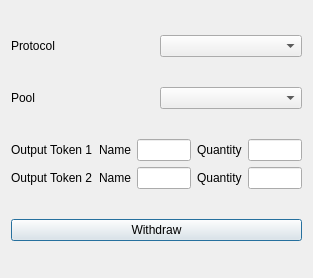
LiquidityProtocol/AMM-Simulator, file Withdrawdialog.ui: the form before one commit.
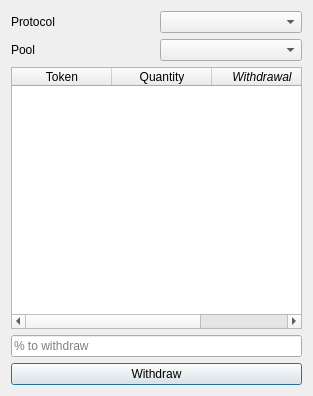
The form after the commit.

```diff
--- a/Withdrawdialog.ui
+++ b/Withdrawdialog.ui
@@ -7,7 +7,7 @@
     <x>0</x>
     <y>0</y>
     <width>313</width>
-    <height>278</height>
+    <height>396</height>
    </rect>
   </property>
   <property name="windowTitle">
@@ -43,87 +43,39 @@
     </layout>
    </item>
    <item>
-   <layout class="QVBoxLayout" name="verticalLayout_3">
-   <item>
-       <layout class="QHBoxLayout" name="horizontalLayout_1">
-        <item>
-         <widget class="QLabel" name="label_4">
+    <widget class="QTableWidget" name="tableWidget_pool">
+     <column>
           <property name="text">
-           <string>Output Token 1</string>
-          </property>
-         </widget>
-        </item>
-        <item>
-         <widget class="QLabel" name="label_4">
+       <string>Token</string>
+      </property>
+     </column>
+     <column>
           <property name="text">
-           <string>Name</string>
-          </property>
-         </widget>
-        </item>
-        <item>
-         <widget class="QLineEdit" name="output_1_name_lineEdit">
-          <property name="readOnly">
-           <bool>true</bool>
-          </property>
-         </widget>
-        </item>
-        <item>
-         <widget class="QLabel" name="label_4">
-          <property name="text">
            <string>Quantity</string>
           </property>
-         </widget>
-        </item>
-        <item>
-         <widget class="QLineEdit" name="output_1_quantity_lineEdit">
-          <property name="readOnly">
-           <bool>true</bool>
-          </property>
-         </widget>
-        </item>
-       </layout>
-    </item>
-    <item>
-       <layout class="QHBoxLayout" name="horizontalLayout_3">
-        <item>
-         <widget class="QLabel" name="label_4">
+     </column>
+     <column>
           <property name="text">
-           <string>Output Token 2</string>
-          </property>
-         </widget>
-        </item>
-        <item>
-         <widget class="QLabel" name="label_4">
-          <property name="text">
-           <string>Name</string>
-          </property>
+       <string>Withdrawal</string>
+      </property>
+      <property name="font">
+       <font>
+        <italic>true</italic>
+       </font>
+      </property>
+     </column>
          </widget>
         </item>
         <item>
-         <widget class="QLineEdit" name="output_2_name_lineEdit">
-          <property name="readOnly">
-           <bool>true</bool>
-          </property>
-         </widget>
-        </item>
-        <item>
-         <widget class="QLabel" name="label_4">
+    <widget class="QLineEdit" name="lineEdit_withdraw">
           <property name="text">
-           <string>Quantity</string>
-          </property>
-         </widget>
-        </item>
-        <item>
-         <widget class="QLineEdit" name="output_2_quantity_lineEdit">
-          <property name="readOnly">
-           <bool>true</bool>
+      <string/>
+     </property>
+     <property name="placeholderText">
+      <string>% to withdraw</string>
           </property>
          </widget>
         </item>
-       </layout>
-   </item>
-   </layout>
-   </item>
    <item>
     <widget class="QPushButton" name="pushButton">
      <property name="text">
```
Left out of the diff: 14 changed lines with no effect on the pictures. Lines whose indentation alone changed are shown as unchanged.
